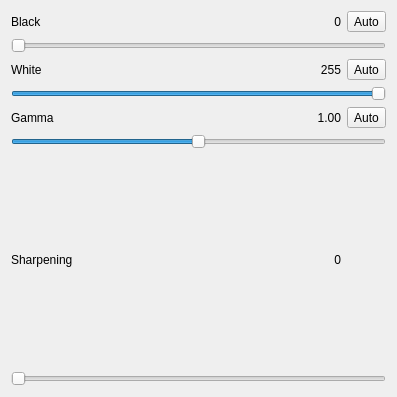
First picture: the form in src/view/Curves.ui, repository wagenadl/sbemviewer, before the edit.
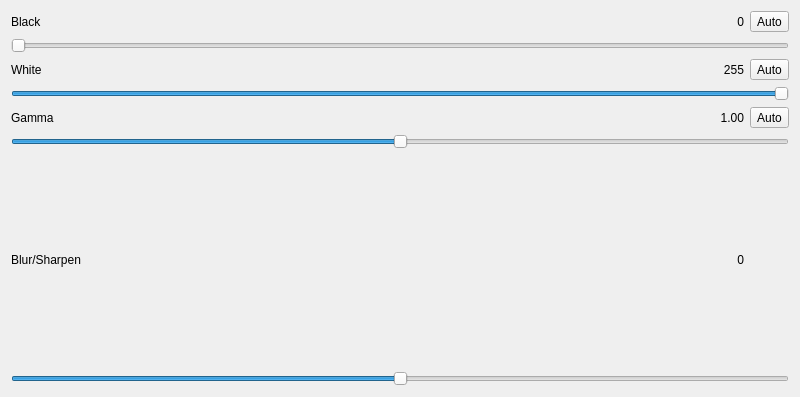
Second picture: the form after the edit.

Commit message: Now can blur as well as sharpen

Diff of the .ui file:
```diff
--- a/src/view/Curves.ui
+++ b/src/view/Curves.ui
@@ -6,7 +6,7 @@
    <rect>
     <x>0</x>
     <y>0</y>
-    <width>397</width>
+    <width>800</width>
     <height>397</height>
    </rect>
   </property>
@@ -78,7 +78,7 @@
    <item row="6" column="0">
     <widget class="QLabel" name="label_7">
      <property name="text">
-      <string>Sharpening</string>
+      <string>Blur/Sharpen</string>
      </property>
     </widget>
    </item>
@@ -139,7 +139,7 @@
    <item row="7" column="0" colspan="4">
     <widget class="QSlider" name="sharp">
      <property name="minimum">
-      <number>0</number>
+      <number>-250</number>
      </property>
      <property name="maximum">
       <number>250</number>
```
The commit also changes 1 other file.
